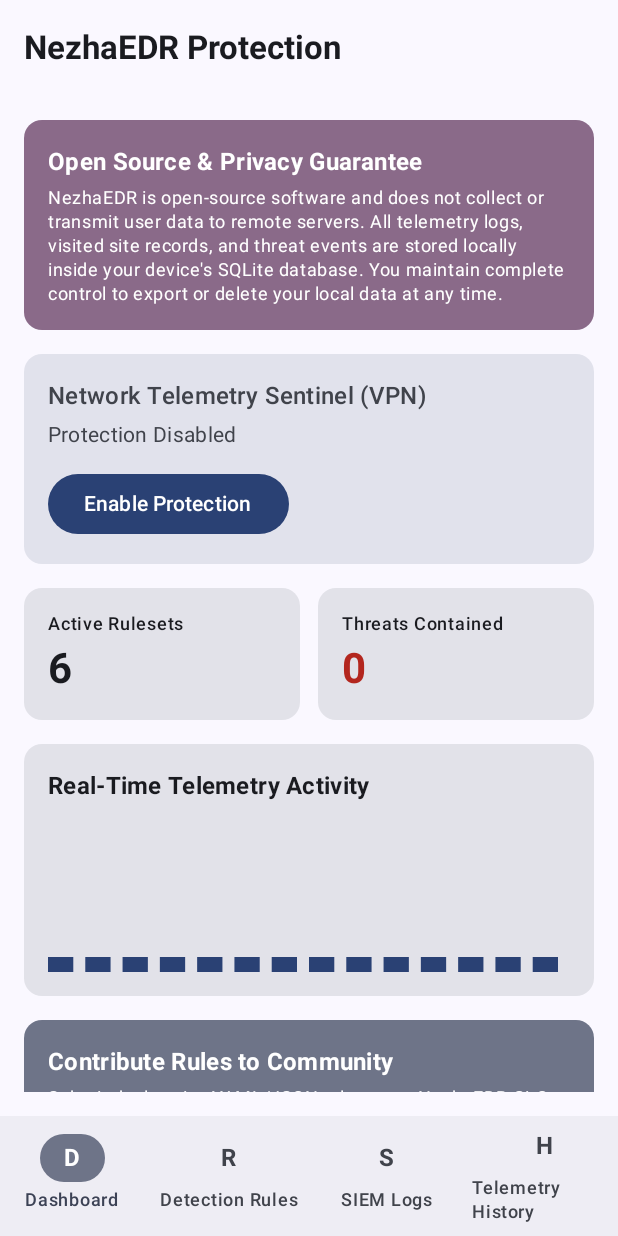
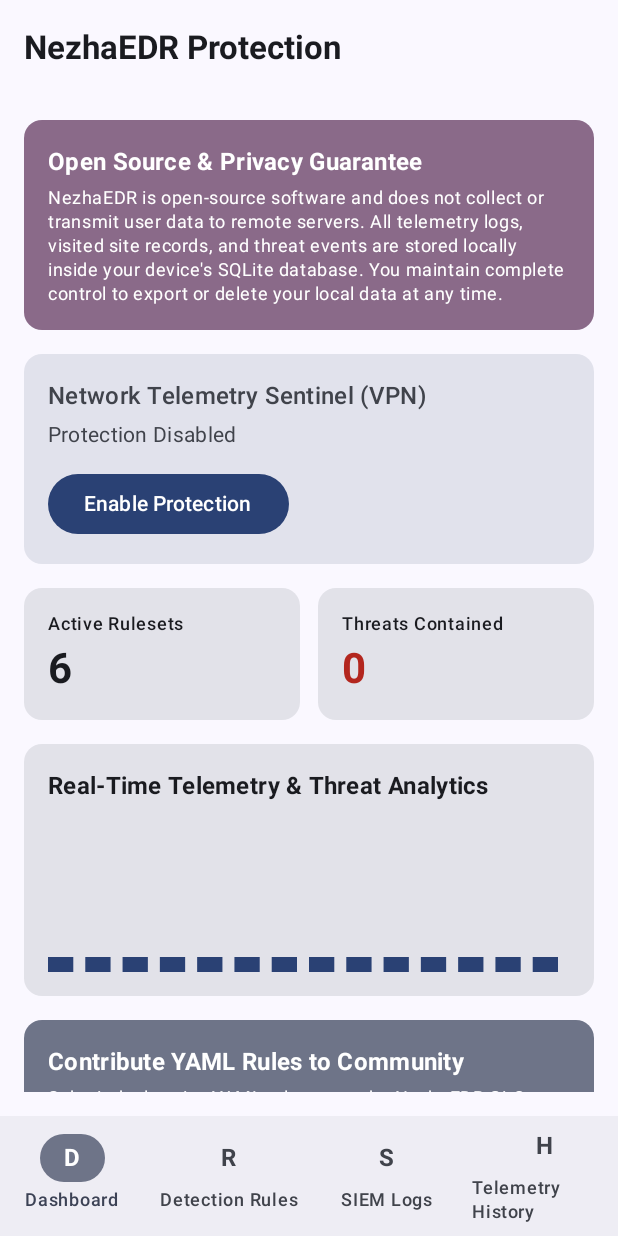
Before and after one commit to ctkqiang/NezhaEDRAndroid, an Android app built with Jetpack Compose: the screen it shows after launch (MainActivity), on a phone screen of 412 x 824 dp. Run offline under Robolectric (Android 15) with nearby library versions, the phone set to English and light mode, and no system bars.

Commit message:
feat(data): add CSV export for SQLite telemetry records and update localized string tables

```diff
--- a/app/src/main/res/values/strings.xml
+++ b/app/src/main/res/values/strings.xml
@@ -2,8 +2,8 @@
     <string name="app_name">NezhaEDR</string>
     <string name="notification_channel_name">NezhaEDR Threat Alerts</string>
     <string name="notification_channel_description">Notifications for detected EDR security threats and containment actions.</string>
-    <string name="threat_detected_title">EDR Threat Detected: %1$s</string>
-    <string name="threat_detected_body">Severity: %1$s — %2$s</string>
+    <string name="threat_detected_title">EDR Threat Contained: %1$s</string>
+    <string name="threat_detected_body">Application %1$s has been blocked by NezhaEDR from accessing %2$s.</string>
 
     <string name="nav_dashboard">Dashboard</string>
     <string name="nav_rules">Detection Rules</string>
@@ -20,10 +20,10 @@
     <string name="active_rules_count">Active Rulesets</string>
     <string name="total_threats_blocked">Threats Contained</string>
     <string name="visited_sites_count">Visited Sites Logged</string>
-    <string name="threat_activity_graph">Real-Time Telemetry Activity</string>
-    <string name="contribute_rules_title">Contribute Rules to Community</string>
-    <string name="contribute_rules_desc">Submit declarative YAML/JSON rulesets to NezhaEDR GitOps repository.</string>
-    <string name="btn_contribute">Contribute on GitHub</string>
+    <string name="threat_activity_graph">Real-Time Telemetry &amp; Threat Analytics</string>
+    <string name="contribute_rules_title">Contribute YAML Rules to Community</string>
+    <string name="contribute_rules_desc">Submit declarative YAML rulesets to the NezhaEDR GitOps repository.</string>
+    <string name="btn_contribute">Contribute YAML on GitHub</string>
 
     <!-- Open Source Privacy Disclaimer -->
     <string name="privacy_disclaimer_title">Open Source &amp; Privacy Guarantee</string>
@@ -31,12 +31,13 @@
 
     <!-- SQLite Visited Sites & Actions -->
     <string name="visited_sites_header">SQLite Local Telemetry History</string>
-    <string name="btn_export_data">Export Data (JSON)</string>
+    <string name="btn_export_data">Export Data (YAML)</string>
+    <string name="btn_export_csv">Export CSV</string>
     <string name="btn_clear_data">Clear Local History</string>
     <string name="confirm_clear_title">Delete Local History?</string>
     <string name="confirm_clear_body">Are you sure you want to delete all visited site records from your local SQLite database?</string>
     <string name="no_history_recorded">No visited site history recorded yet.</string>
-    <string name="data_exported_toast">Telemetry data exported to JSON.</string>
+    <string name="data_exported_toast">Telemetry data exported.</string>
     <string name="data_cleared_toast">Local SQLite records deleted.</string>
 
     <string name="rules_header_title">Active Detection Rulesets</string>
@@ -49,6 +50,10 @@
     <string name="btn_close">Close</string>
     <string name="btn_cancel">Cancel</string>
 
+    <!-- Threat Alert Popup Dialog -->
+    <string name="threat_alert_popup_title">Security Containment Triggered</string>
+    <string name="threat_alert_popup_body">NezhaEDR blocked application \"%1$s\" based on rule %2$s (%3$s).\n\nDetails: %4$s</string>
+
     <string name="siem_threat_logs">SIEM Threat Log &amp; Containment History</string>
     <string name="no_threats_detected">No security threats detected. Endpoint is secure.</string>
     <string name="app_name_label">App: %1$s</string>
```
Also changed, not shown: app/src/main/java/xin/ctkqiang/nezhaedr/data/local/TelemetryDatabaseHelper.kt (+17 -0 lines), 2 other files.
